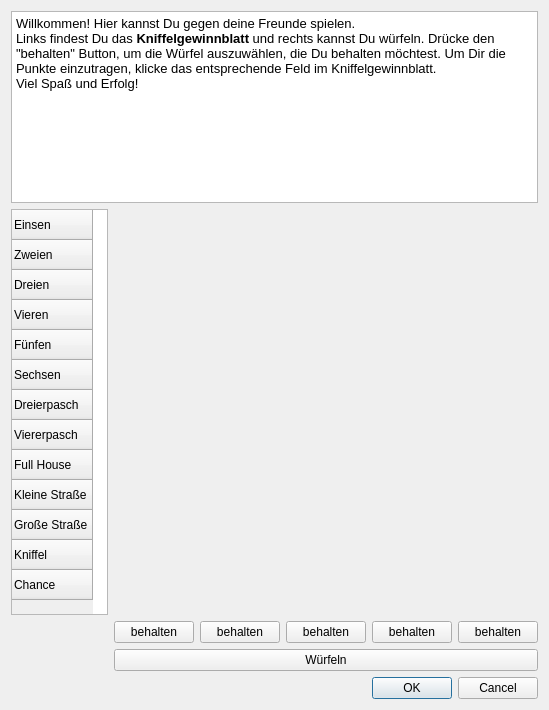
Old version of the form spielmodusmultidialog.ui in the repository michelfiedler/Kniffel.mrai.
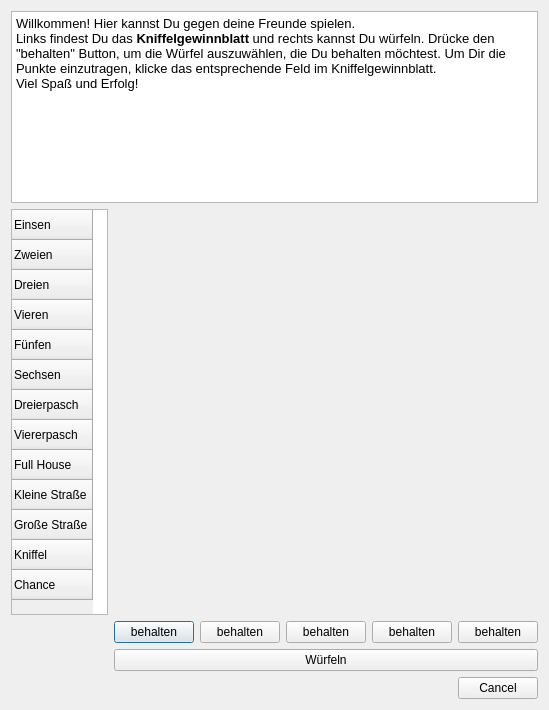
New version of the form.

Commit message: Nicht verwendete Buttons gelöscht

Patch:
```diff
--- a/spielmodusmultidialog.ui
+++ b/spielmodusmultidialog.ui
@@ -265,7 +265,7 @@
       <enum>Qt::Horizontal</enum>
      </property>
      <property name="standardButtons">
-      <set>QDialogButtonBox::Cancel|QDialogButtonBox::Ok</set>
+      <set>QDialogButtonBox::Cancel</set>
      </property>
     </widget>
    </item>
```
Left out of the diff: 2 changed lines with no effect on the pictures. The commit also changes 1 other file.
